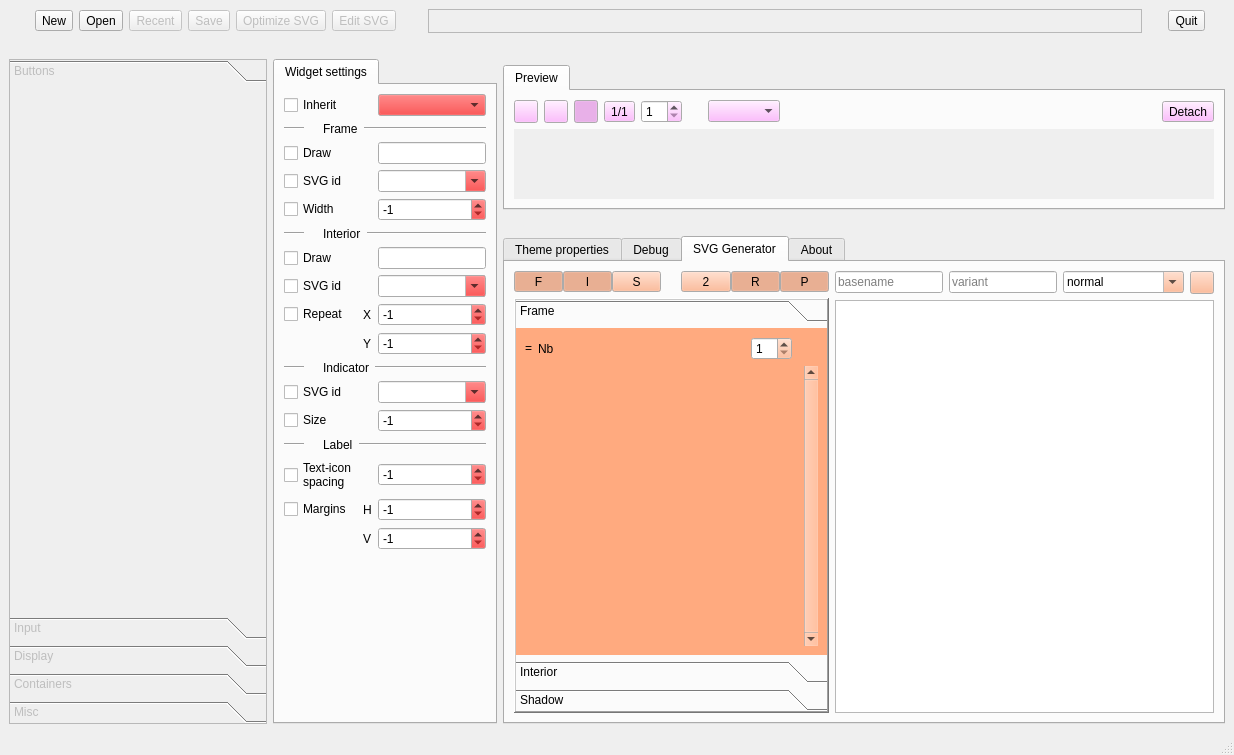
First picture: the form in themebuilder/ThemeBuilderUIBase.ui, repository DexterMagnific/QSvgStyle, before the edit.
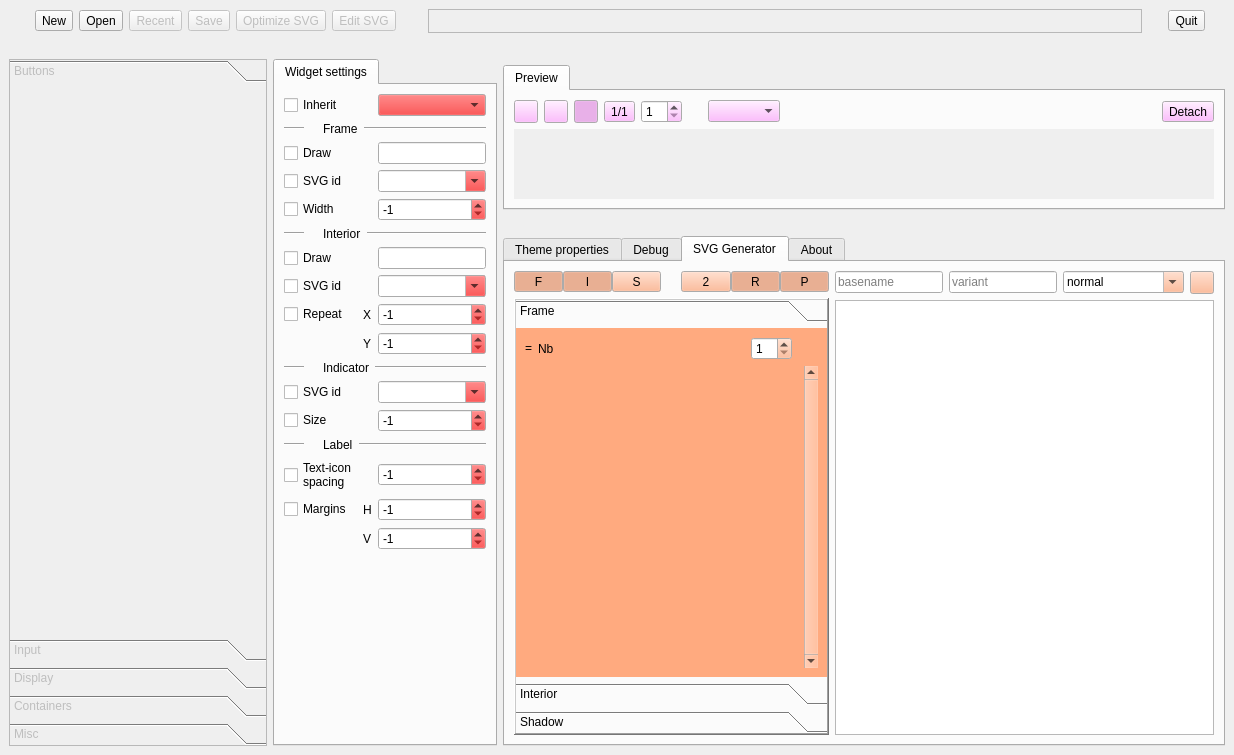
Second picture: the form after the edit. Icons and pictures are not drawn.

```diff
--- a/themebuilder/ThemeBuilderUIBase.ui
+++ b/themebuilder/ThemeBuilderUIBase.ui
@@ -747,7 +747,7 @@
                <x>0</x>
                <y>0</y>
                <width>222</width>
-               <height>335</height>
+               <height>358</height>
               </rect>
              </property>
              <attribute name="label">
@@ -942,7 +942,7 @@
                    <x>0</x>
                    <y>0</y>
                    <width>205</width>
-                   <height>297</height>
+                   <height>320</height>
                   </rect>
                  </property>
                  <layout class="QGridLayout" name="gridLayout_27">
@@ -1593,7 +1593,7 @@
          <x>0</x>
          <y>0</y>
          <width>256</width>
-         <height>505</height>
+         <height>528</height>
         </rect>
        </property>
        <property name="palette">
@@ -2601,7 +2601,6 @@
     </item>
    </layout>
   </widget>
-  <widget class="QStatusBar" name="statusbar"/>
  </widget>
  <resources>
   <include location="ThemeBuilderUIBase.qrc"/>
```
Left out of the diff: 8 changed lines with no effect on the pictures.
